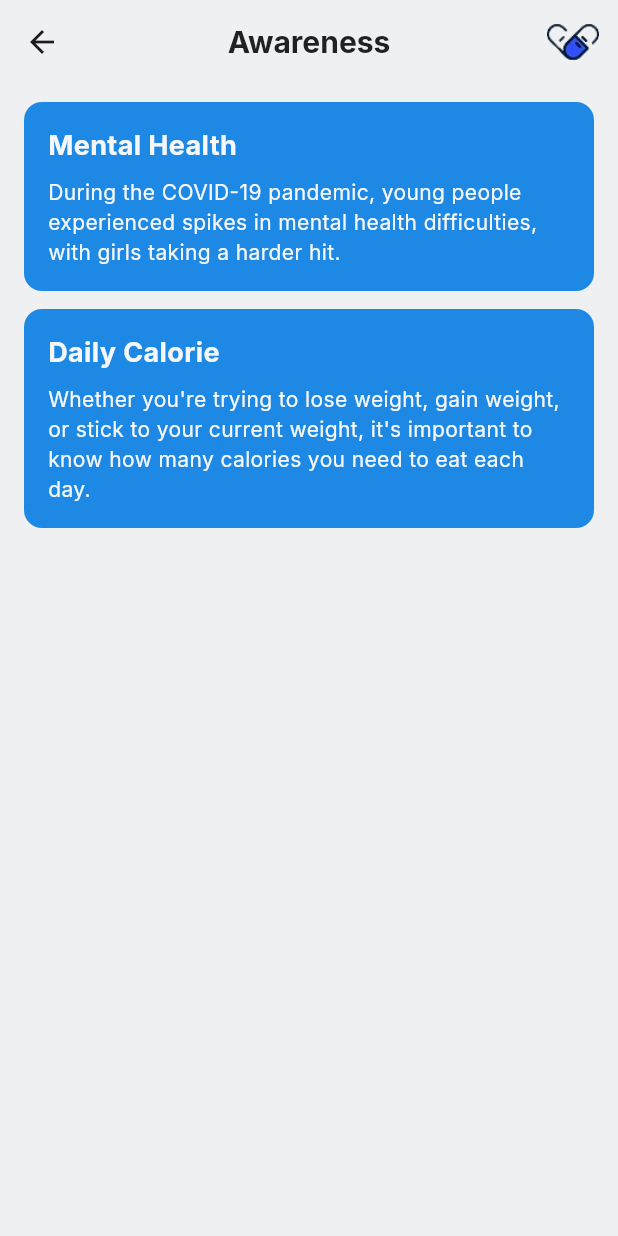
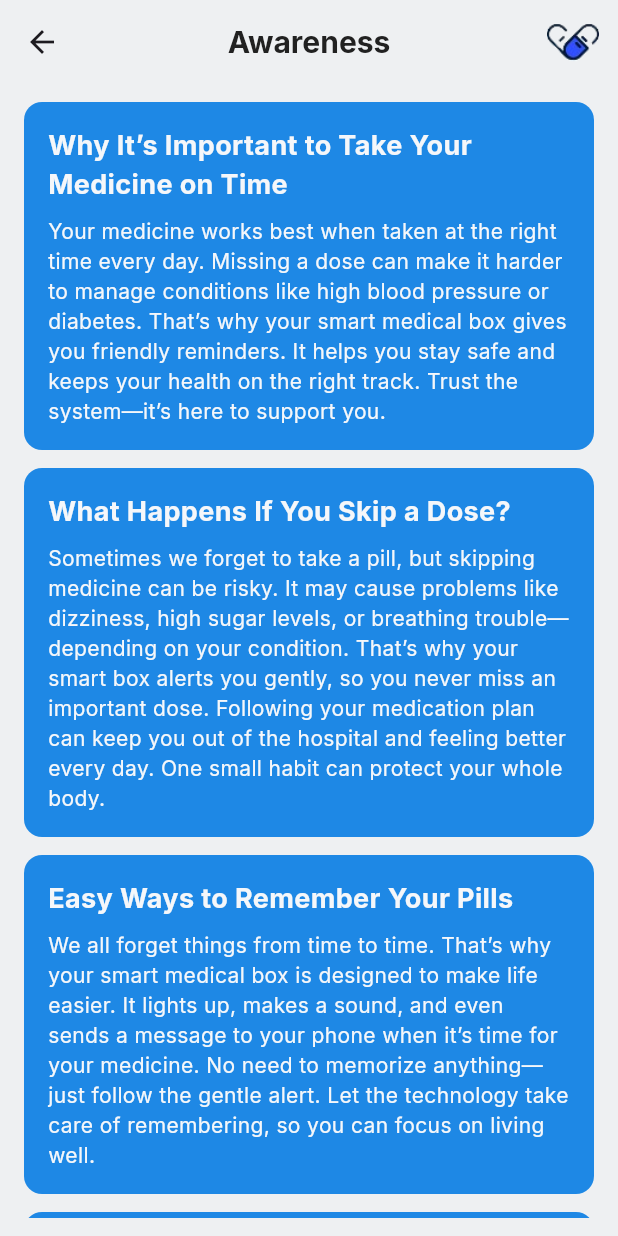
Before and after one commit to HimaYoussef/smart_medic, a Flutter app: the PatientAwarenessView screen opened directly, on a phone screen of 412 x 824 dp. Run offline on Flutter 3.47's test engine with Material 3 defaults, Android fonts, the light colour scheme and no system bars; our stand-ins replace cloud_firestore, email_validator, firebase_auth, firebase_core, firebase_storage, flutter_bloc and 11 more; missing offline and left inert: flutter_blue_classic, workmanager; accounts and stored records are empty.

Commit message:
last-last-commit

```diff
--- a/lib/Features/Users/Patient/Presentation/Awareness/Patient_Awareness_view.dart
+++ b/lib/Features/Users/Patient/Presentation/Awareness/Patient_Awareness_view.dart
@@ -1,5 +1,4 @@
 import 'package:flutter/material.dart';
-import 'package:flutter_svg/flutter_svg.dart';
 import 'package:smart_medic/core/utils/Colors.dart';
 import 'package:smart_medic/core/utils/Style.dart';
 
@@ -25,22 +24,46 @@ class PatientAwarenessView extends StatelessWidget {
       ),
       body: Padding(
         padding: const EdgeInsets.symmetric(horizontal: 16.0, vertical: 12.0),
+        child: SingleChildScrollView(
           child: Column(
             children: [
               _buildAwarenessCard(
-              title: "Mental Health",
+                title: "Why It’s Important to Take Your Medicine on Time",
                 description:
-                  "During the COVID-19 pandemic, young people experienced spikes in mental health difficulties, with girls taking a harder hit.",
+                    "Your medicine works best when taken at the right time every day. Missing a dose can make it harder to manage conditions like high blood pressure or diabetes. That’s why your smart medical box gives you friendly reminders. It helps you stay safe and keeps your health on the right track. Trust the system—it’s here to support you.",
                   context: context
               ),
               const SizedBox(height: 12), // Space between cards
               _buildAwarenessCard(
-              title: "Daily Calorie",
+                title: "What Happens If You Skip a Dose?",
                 description:
-                  "Whether you're trying to lose weight, gain weight, or stick to your current weight, it's important to know how many calories you need to eat each day.",
+                "Sometimes we forget to take a pill, but skipping medicine can be risky. It may cause problems like dizziness, high sugar levels, or breathing trouble—depending on your condition. That’s why your smart box alerts you gently, so you never miss an important dose. Following your medication plan can keep you out of the hospital and feeling better every day. One small habit can protect your whole body.",
                 context: context
               ),
+              const SizedBox(height: 12), // Space between cards
+              _buildAwarenessCard(
+                  title: "Easy Ways to Remember Your Pills",
+                  description:
+                  "We all forget things from time to time. That’s why your smart medical box is designed to make life easier. It lights up, makes a sound, and even sends a message to your phone when it’s time for your medicine. No need to memorize anything—just follow the gentle alert. Let the technology take care of remembering, so you can focus on living well.",
+                  context: context
+              ),
+              const SizedBox(height: 12), // Space between cards
+              _buildAwarenessCard(
+                  title: "Always Finish Your Antibiotics—Even If You Feel Better",
+                  description:
+                  "If your doctor gives you antibiotics, it’s important to finish the full course. Even if you feel better after a few days, stopping early can cause the infection to return—stronger than before. Your smart box keeps track of how many days are left and reminds you until the last pill. It’s a simple way to protect yourself from future illness. Let’s treat the infection right the first time.",
+                  context: context
+              ),
+              const SizedBox(height: 12), // Space between cards
+              _buildAwarenessCard(
+                  title: "Are You Taking Multiple Medications? Stay Safe",
+                  description:
+                  "Many older adults take more than one medicine a day—and that’s okay, but it needs care. Some pills don’t mix well together. Your smart medical box and app help organize everything so you take the right pills at the right time. If anything ever feels off, always call your doctor. Staying informed is one of the best ways to stay healthy.",
+                  context: context
+              ),
+              const SizedBox(height: 60),
             ],
+          ),
         ),
       ),
     );
--- a/lib/Features/Users/Patient/Presentation/Widgets/LogItem.dart
+++ b/lib/Features/Users/Patient/Presentation/Widgets/LogItem.dart
@@ -40,11 +40,20 @@ class LogItem extends StatelessWidget {
           // Display checkbox or clock icon based on the task status.
           if (isChecked != null) ...[
             const Spacer(),
-            Icon(
-              isChecked! ? Icons.check_box : Icons.access_time,
-              color: Colors.white,
+            Container(
+              padding: const EdgeInsets.all(3),
+              decoration: BoxDecoration(
+                color:Colors.white,
+                borderRadius: BorderRadius.circular(5),
+              ),
+              child: Icon(
+                isChecked! ? Icons.check : Icons.close_rounded,
+                color: Colors.grey,
+                size: 15,
+              ),
             ),
           ],
+
         ],
       ),
     );
```
Also changed, not shown: 1 other file. Lines whose indentation alone changed are shown as unchanged.
